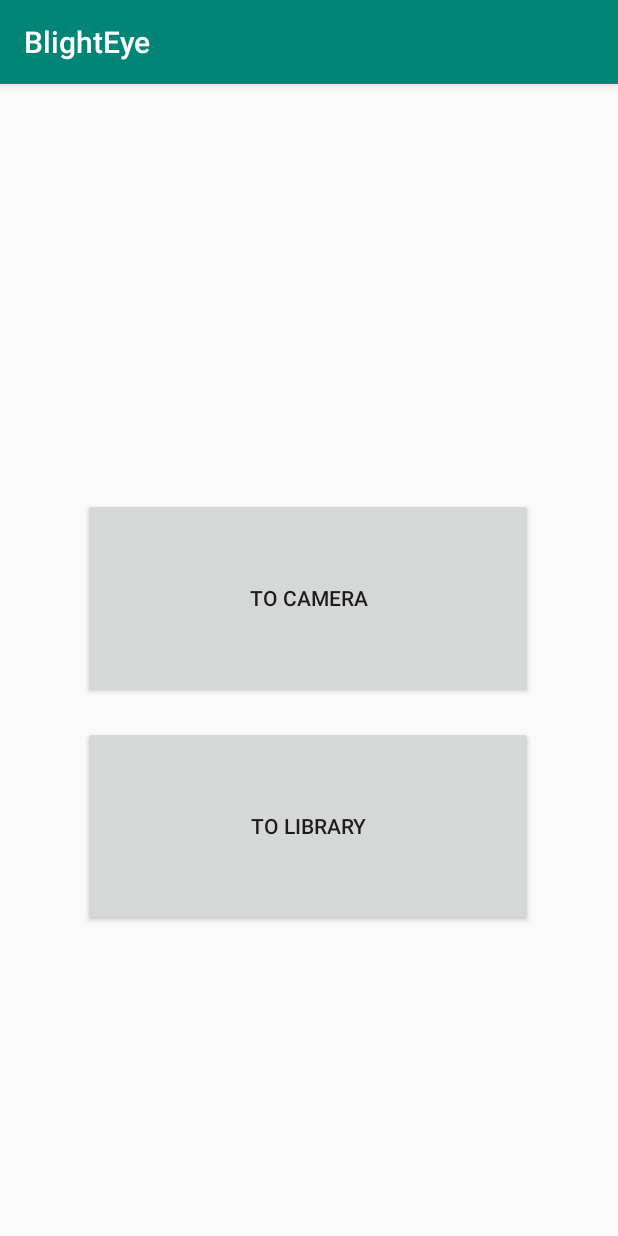
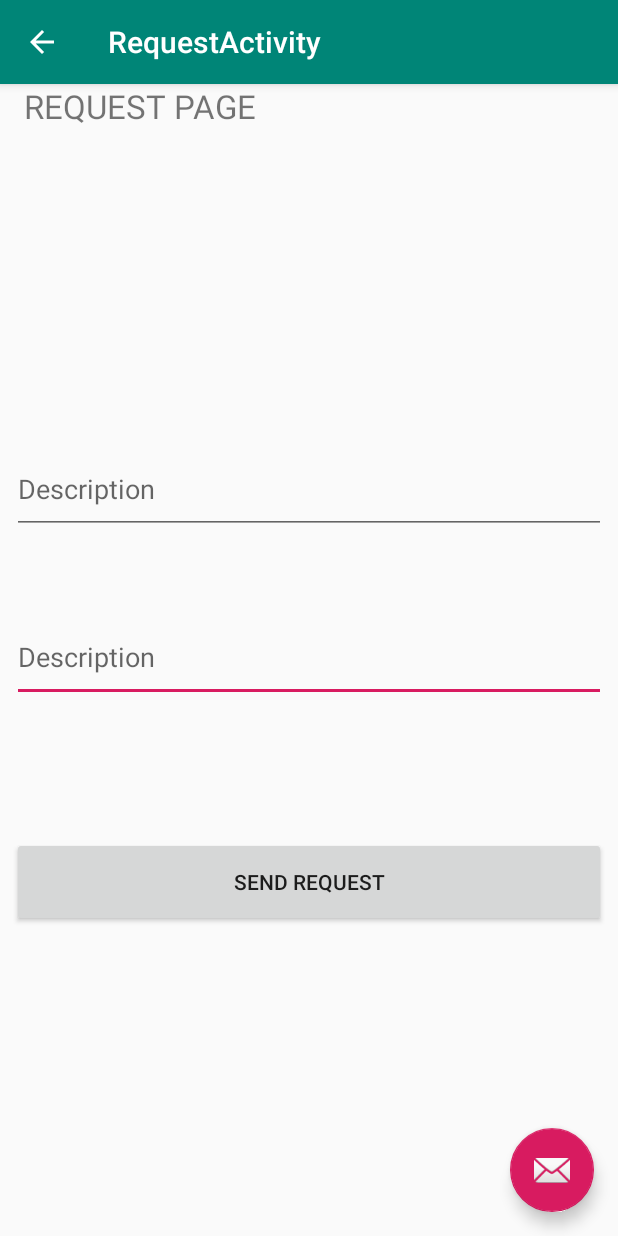
Before and after one commit to kennethsauers/SwampHack2020_CanHelp, an Android app: the screen it shows after launch (MainActivity before the commit, RequestActivity after it), after a tap on "TO LIBRARY", on a phone screen of 412 x 824 dp. Run offline under Robolectric (Android 15) with nearby library versions, the phone set to English and light mode, and no system bars.

Commit message:
added req page

```diff
--- a/app/BlightEye/app/src/main/AndroidManifest.xml
+++ b/app/BlightEye/app/src/main/AndroidManifest.xml
@@ -10,10 +10,19 @@
         android:supportsRtl="true"
         android:theme="@style/AppTheme">
         <activity
+            android:name=".RequestActivity"
+            android:label="@string/title_activity_request"
+            android:parentActivityName=".MainActivity"
+            android:theme="@style/AppTheme.NoActionBar">
+            <meta-data
+                android:name="android.support.PARENT_ACTIVITY"
+                android:value="com.hackathon.blighteye.MainActivity" />
+        </activity>
+        <activity
             android:name=".TakeAPicture"
             android:configChanges="orientation|keyboardHidden|screenSize"
             android:label="@string/title_activity_take_apicture"
-            android:theme="@style/FullscreenTheme"></activity>
+            android:theme="@style/FullscreenTheme" />
         <activity
             android:name=".LibraryGrid"
             android:label="@string/title_activity_library_grid"
--- a/app/BlightEye/app/src/main/java/com/hackathon/blighteye/MainActivity.java
+++ b/app/BlightEye/app/src/main/java/com/hackathon/blighteye/MainActivity.java
@@ -2,6 +2,7 @@ package com.hackathon.blighteye;
 
 import androidx.appcompat.app.AppCompatActivity;
 
+import android.content.Intent;
 import android.os.Bundle;
 import android.view.View;
 import android.widget.Button;
@@ -29,8 +30,13 @@ public class MainActivity extends AppCompatActivity {
         toLibraryButton.setOnClickListener(new View.OnClickListener() {
             @Override
             public void onClick(View v){
-                // fixme
+                goToRequestActivity(v);
             }
         });
     }
+
+    public void goToRequestActivity(View view) {
+        Intent intent = new Intent(this, RequestActivity.class);
+        startActivity(intent);
+    }
 }
--- /dev/null
+++ b/app/BlightEye/app/src/main/java/com/hackathon/blighteye/RequestActivity.java
@@ -0,0 +1,33 @@
+package com.hackathon.blighteye;
+
+import android.os.Bundle;
+
+import com.google.android.material.floatingactionbutton.FloatingActionButton;
+import com.google.android.material.snackbar.Snackbar;
+
+import androidx.appcompat.app.AppCompatActivity;
+import androidx.appcompat.widget.Toolbar;
+
+import android.view.View;
+
+public class RequestActivity extends AppCompatActivity {
+
+    @Override
+    protected void onCreate(Bundle savedInstanceState) {
+        super.onCreate(savedInstanceState);
+        setContentView(R.layout.activity_request);
+        Toolbar toolbar = findViewById(R.id.toolbar);
+        setSupportActionBar(toolbar);
+
+        FloatingActionButton fab = findViewById(R.id.fab);
+        fab.setOnClickListener(new View.OnClickListener() {
+            @Override
+            public void onClick(View view) {
+                Snackbar.make(view, "Replace with your own action", Snackbar.LENGTH_LONG)
+                        .setAction("Action", null).show();
+            }
+        });
+        getSupportActionBar().setDisplayHomeAsUpEnabled(true);
+    }
+
+}
--- a/app/BlightEye/app/src/main/java/com/hackathon/blighteye/TakeAPicture.java
+++ b/app/BlightEye/app/src/main/java/com/hackathon/blighteye/TakeAPicture.java
@@ -93,7 +93,7 @@ public class TakeAPicture extends AppCompatActivity {
 
         mVisible = true;
         mControlsView = findViewById(R.id.fullscreen_content_controls);
-        mContentView = findViewById(R.id.fullscreen_content);
+//        mContentView = findViewById(R.id.fullscreen_content);
 
 
         // Set up the user interaction to manually show or hide the system UI.
@@ -107,7 +107,7 @@ public class TakeAPicture extends AppCompatActivity {
         // Upon interacting with UI controls, delay any scheduled hide()
         // operations to prevent the jarring behavior of controls going away
         // while interacting with the UI.
-        findViewById(R.id.dummy_button).setOnTouchListener(mDelayHideTouchListener);
+//        findViewById(R.id.dummy_button).setOnTouchListener(mDelayHideTouchListener);
     }
 
     @Override
--- /dev/null
+++ b/app/BlightEye/app/src/main/res/layout/activity_request.xml
@@ -0,0 +1,33 @@
+<?xml version="1.0" encoding="utf-8"?>
+<androidx.coordinatorlayout.widget.CoordinatorLayout xmlns:android="http://schemas.android.com/apk/res/android"
+    xmlns:app="http://schemas.android.com/apk/res-auto"
+    xmlns:tools="http://schemas.android.com/tools"
+    android:layout_width="match_parent"
+    android:layout_height="match_parent"
+    tools:context=".RequestActivity">
+
+    <com.google.android.material.appbar.AppBarLayout
+        android:layout_width="match_parent"
+        android:layout_height="wrap_content"
+        android:theme="@style/AppTheme.AppBarOverlay">
+
+        <androidx.appcompat.widget.Toolbar
+            android:id="@+id/toolbar"
+            android:layout_width="match_parent"
+            android:layout_height="?attr/actionBarSize"
+            android:background="?attr/colorPrimary"
+            app:popupTheme="@style/AppTheme.PopupOverlay" />
+
+    </com.google.android.material.appbar.AppBarLayout>
+
+    <include layout="@layout/content_request" />
+
+    <com.google.android.material.floatingactionbutton.FloatingActionButton
+        android:id="@+id/fab"
+        android:layout_width="wrap_content"
+        android:layout_height="wrap_content"
+        android:layout_gravity="bottom|end"
+        android:layout_margin="@dimen/fab_margin"
+        app:srcCompat="@android:drawable/ic_dialog_email" />
+
+</androidx.coordinatorlayout.widget.CoordinatorLayout>
--- /dev/null
+++ b/app/BlightEye/app/src/main/res/layout/content_request.xml
@@ -0,0 +1,70 @@
+<?xml version="1.0" encoding="utf-8"?>
+<androidx.constraintlayout.widget.ConstraintLayout xmlns:android="http://schemas.android.com/apk/res/android"
+    xmlns:app="http://schemas.android.com/apk/res-auto"
+    xmlns:tools="http://schemas.android.com/tools"
+    android:layout_width="match_parent"
+    android:layout_height="match_parent"
+    app:layout_behavior="@string/appbar_scrolling_view_behavior"
+    tools:context=".RequestActivity"
+    tools:showIn="@layout/activity_request">
+
+    <TextView
+        android:id="@+id/RequestsText"
+        android:layout_width="180dp"
+        android:layout_height="60dp"
+        android:layout_marginEnd="8dp"
+        android:text="REQUEST PAGE"
+        android:textSize="22dp"
+        app:layout_constraintEnd_toEndOf="parent"
+        app:layout_constraintHorizontal_bias="0.071"
+        app:layout_constraintStart_toStartOf="parent"
+        app:layout_constraintTop_toTopOf="parent" />
+
+
+    <ImageView
+        android:layout_width="200dp"
+        android:layout_height="200dp"
+        android:layout_marginEnd="8dp"
+        app:layout_constraintEnd_toEndOf="parent"
+        app:layout_constraintTop_toTopOf="parent"></ImageView>
+
+    <EditText
+        android:id="@+id/EditReqBody"
+        android:layout_width="match_parent"
+        android:layout_height="60dp"
+        android:layout_marginStart="8dp"
+        android:layout_marginTop="52dp"
+        android:layout_marginEnd="8dp"
+        android:hint="Description"
+        app:layout_constraintEnd_toEndOf="parent"
+        app:layout_constraintHorizontal_bias="0.0"
+        app:layout_constraintStart_toStartOf="parent"
+        app:layout_constraintTop_toBottomOf="@+id/edit_text_description" />
+
+    <EditText
+        android:id="@+id/edit_text_description"
+        android:layout_width="match_parent"
+        android:layout_height="60dp"
+        android:layout_marginStart="8dp"
+        android:layout_marginTop="180dp"
+        android:layout_marginEnd="8dp"
+        android:hint="Description"
+        app:layout_constraintEnd_toEndOf="parent"
+        app:layout_constraintHorizontal_bias="0.0"
+        app:layout_constraintStart_toStartOf="parent"
+        app:layout_constraintTop_toBottomOf="@+id/RequestsText" />
+
+    <Button
+        android:id="@+id/setDueDateButton"
+        android:layout_width="match_parent"
+        android:layout_height="60dp"
+        android:layout_marginStart="8dp"
+        android:layout_marginTop="90dp"
+        android:layout_marginEnd="8dp"
+        android:text="SEND REQUEST"
+        app:layout_constraintEnd_toEndOf="parent"
+        app:layout_constraintHorizontal_bias="1.0"
+        app:layout_constraintStart_toStartOf="parent"
+        app:layout_constraintTop_toBottomOf="@+id/EditReqBody" />
+
+</androidx.constraintlayout.widget.ConstraintLayout>
--- a/app/BlightEye/app/src/main/res/values/strings.xml
+++ b/app/BlightEye/app/src/main/res/values/strings.xml
@@ -5,4 +5,5 @@
     <string name="title_activity_take_apicture">TakeAPicture</string>
     <string name="dummy_button">Dummy Button</string>
     <string name="dummy_content">DUMMY\nCONTENT</string>
+    <string name="title_activity_request">RequestActivity</string>
 </resources>
```
